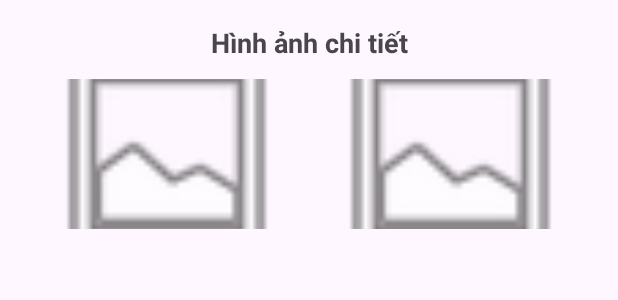
After one commit to canhhocit/code_jav_QLPT, an Android app: the layout qlthutien_layout_bottomsheet.xml on its own in the app's theme, with its tools: preview values and no code run, on a phone screen of 412 x 824 dp. The commit adds this screen. Shown: the top 300 px of the screen. Run offline under Robolectric (Android 15) with nearby library versions, the phone set to English and light mode, and no system bars.

Commit message:
xem linh tinh

```diff
--- a/app/src/main/AndroidManifest.xml
+++ b/app/src/main/AndroidManifest.xml
@@ -8,6 +8,7 @@
 
     <uses-permission android:name="android.permission.CAMERA" />
     <uses-permission android:name="android.permission.READ_EXTERNAL_STORAGE" />
+    <uses-permission android:name="android.permission.READ_MEDIA_IMAGES" />
 
     <application
         android:allowBackup="true"
--- a/app/src/main/res/layout/qlthutien_layout_billroom.xml
+++ b/app/src/main/res/layout/qlthutien_layout_billroom.xml
@@ -476,7 +476,7 @@
                 android:layout_width="0dp"
                 android:layout_height="wrap_content"
                 android:layout_weight="1"
-                android:text="Quay lại"/>
+                android:text="Trang chủ"/>
 
             <Button
                 android:id="@+id/btn_pay_billRoom"
--- /dev/null
+++ b/app/src/main/res/layout/qlthutien_layout_bottomsheet.xml
@@ -0,0 +1,47 @@
+<?xml version="1.0" encoding="utf-8"?>
+<LinearLayout xmlns:android="http://schemas.android.com/apk/res/android"
+    android:orientation="vertical"
+    android:padding="16dp"
+    android:layout_width="match_parent"
+    android:layout_height="wrap_content">
+
+    <TextView
+        android:text="Hình ảnh chi tiết"
+        android:textSize="18sp"
+        android:textStyle="bold"
+        android:gravity="center"
+        android:layout_width="match_parent"
+        android:layout_height="wrap_content"
+        android:paddingBottom="12dp" />
+
+        <LinearLayout
+            android:layout_width="match_parent"
+            android:layout_height="wrap_content"
+            android:paddingLeft="8dp"
+            android:paddingRight="8dp"
+            android:weightSum="2"
+            android:orientation="horizontal">
+
+        <ImageView
+            android:id="@+id/imganhCu"
+            android:layout_width="0dp"
+            android:layout_weight="1"
+            android:layout_height="100dp"
+            android:src="@android:drawable/ic_menu_gallery"
+            android:scaleType="centerCrop"
+            android:layout_marginBottom="8dp" />
+
+            <Space
+                android:layout_width="14dp"
+                android:layout_height="match_parent"/>
+        <ImageView
+            android:id="@+id/imganhMoi"
+            android:layout_width="0dp"
+            android:layout_weight="1"
+            android:layout_height="100dp"
+            android:src="@android:drawable/ic_menu_gallery"
+            android:scaleType="centerCrop"
+            android:layout_marginBottom="8dp" />
+
+        </LinearLayout>
+</LinearLayout>
```
Also changed, not shown: app/src/main/java/com/example/logincustomer/data/Adapter/qlphongtro_PhongTroAdapter.java (+7 -5 lines), app/src/main/java/com/example/logincustomer/data/DAO/qlthutien_HoaDonDAO.java (+20 -1 lines), app/src/main/java/com/example/logincustomer/ui/QLthutien_nguyen/BillRoomActivity.java (+110 -9 lines), app/src/main/java/com/example/logincustomer/ui/QLthutien_nguyen/TaoHoaDonActivity.java (+19 -5 lines), app/src/main/java/com/example/logincustomer/ui/QLthutien_nguyen/s.java (+8 -0 lines), app/src/main/res/layout/qlthutien_layout_total_priceroom.xml (+4 -4 lines).
